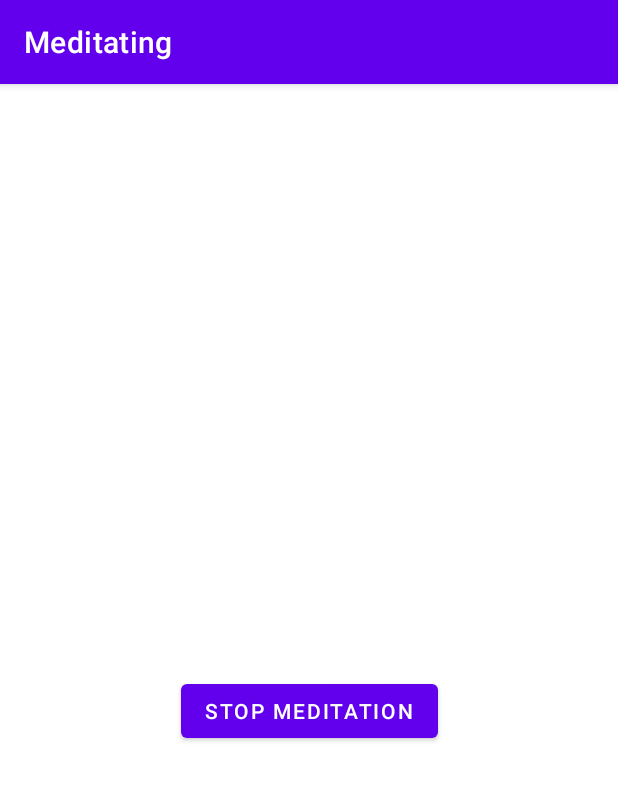
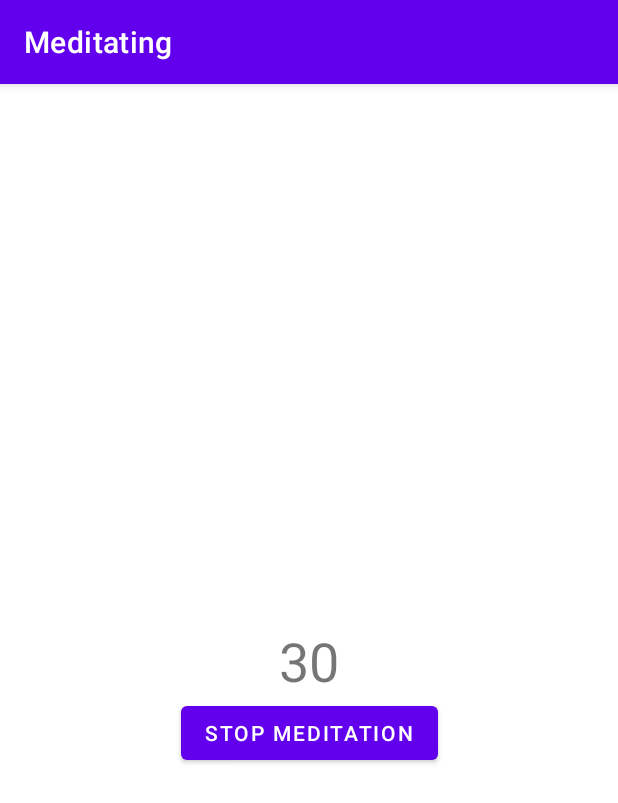
Before and after one commit to zer-ki/JustMeditate, an Android app: the InterfaceTimer screen opened directly, with no data from a screen before it, on a phone screen of 412 x 824 dp. Shown: the top 803 px of the screen. Run offline under Robolectric (Android 15) with nearby library versions, the light colour scheme and no system bars.

Commit message:
Override OnStart and OnStop, change text displayed

```diff
--- a/app/src/main/java/com/example/justmeditate/InterfaceTimer.kt
+++ b/app/src/main/java/com/example/justmeditate/InterfaceTimer.kt
@@ -2,19 +2,44 @@ package com.example.justmeditate
 
 import android.content.Intent
 import android.os.Bundle
+import android.os.CountDownTimer
 import android.widget.Button
 import androidx.appcompat.app.AppCompatActivity
 import kotlinx.coroutines.NonCancellable.start
+import android.widget.TextView
 
 class InterfaceTimer : AppCompatActivity() {
+    lateinit var textView : TextView
+    private lateinit var timer: CountDownTimer
     override fun onCreate(savedInstanceState: Bundle?) {
         super.onCreate(savedInstanceState)
         setContentView(R.layout.timer_interface)
+        textView = findViewById(R.id.textView)
         title="Meditating"
+        timer = object : CountDownTimer(30000, 10000) {
+            override fun onTick(millisUntilFinished: Long) {
+                textView.text = (millisUntilFinished / 1000).toString()
+            }
+
+            override fun onFinish() {
+                textView.text = "Finished!"
+            }
+        }
         val button: Button = findViewById(R.id.stop_button)
         button.setOnClickListener {
             val intent = Intent(this@InterfaceTimer, MainActivity::class.java)
             startActivity(intent)
         }
+
+    }
+
+    override fun onStart() {
+        super.onStart()
+        timer.start()
+    }
+
+    override fun onStop() {
+        super.onStop()
+        timer.cancel()
     }
 }
--- a/app/src/main/res/layout/timer_interface.xml
+++ b/app/src/main/res/layout/timer_interface.xml
@@ -5,9 +5,11 @@
     xmlns:app="http://schemas.android.com/apk/res-auto">
 
     <TextView
-        android:id="@+id/timer_text"
+        android:id="@+id/textView"
         android:layout_width="wrap_content"
         android:layout_height="wrap_content"
+        android:text="time"
+        android:textSize="36sp"
         app:layout_constraintBottom_toBottomOf="parent"
         app:layout_constraintEnd_toEndOf="parent"
         app:layout_constraintStart_toStartOf="parent"
@@ -18,7 +20,7 @@
         android:layout_width="wrap_content"
         android:layout_height="wrap_content"
         android:text="Stop meditation"
-        app:layout_constraintTop_toBottomOf="@id/timer_text"
+        app:layout_constraintTop_toBottomOf="@id/textView"
         app:layout_constraintStart_toStartOf="parent"
         app:layout_constraintEnd_toEndOf="parent"/>
 
```
